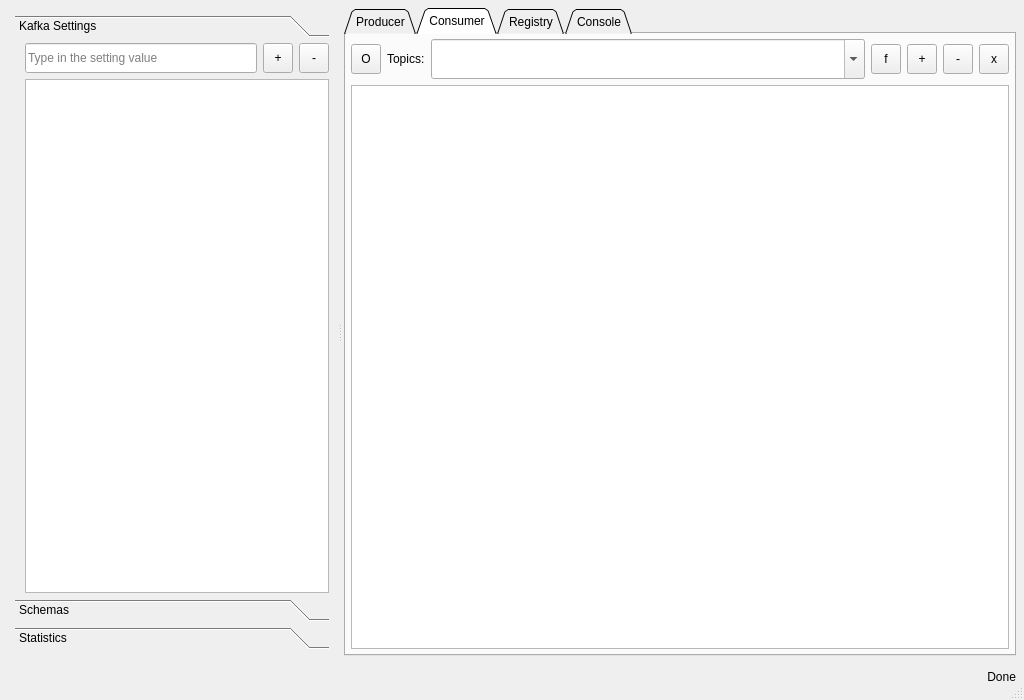
This is modules/kafman/src/main/kafman/resources/forms/main_qt_view.ui in yorevs/hspylib as Qt 5 draws it before an edit. The edited form follows.
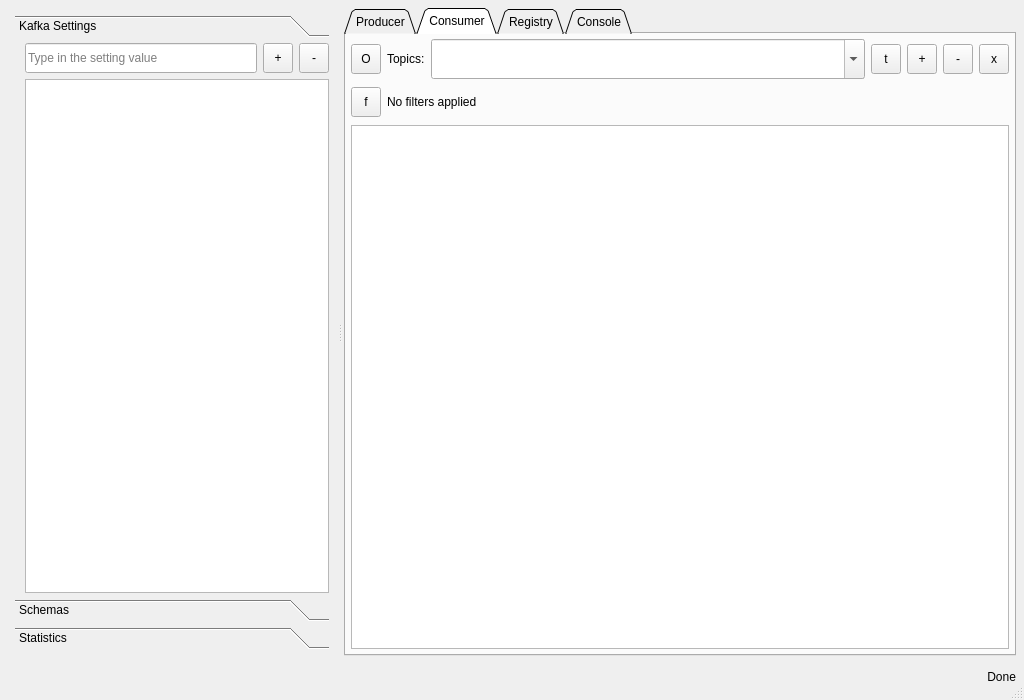
This is the edited form. Custom widgets are drawn as their Qt base class.

Patch:
```diff
--- a/modules/kafman/src/main/kafman/resources/forms/main_qt_view.ui
+++ b/modules/kafman/src/main/kafman/resources/forms/main_qt_view.ui
@@ -1801,7 +1801,7 @@
                 <string>Add topic to the list</string>
                </property>
                <property name="text">
-                <string>f</string>
+                <string>t</string>
                </property>
                <property name="iconSize">
                 <size>
@@ -1813,6 +1813,65 @@
              </item>
             </layout>
            </item>
+           <item>
+            <widget class="QFrame" name="frame">
+             <property name="frameShape">
+              <enum>QFrame::NoFrame</enum>
+             </property>
+             <property name="frameShadow">
+              <enum>QFrame::Plain</enum>
+             </property>
+             <layout class="QHBoxLayout" name="horizontalLayout">
+              <property name="leftMargin">
+               <number>0</number>
+              </property>
+              <property name="topMargin">
+               <number>2</number>
+              </property>
+              <property name="rightMargin">
+               <number>2</number>
+              </property>
+              <property name="bottomMargin">
+               <number>2</number>
+              </property>
+              <item>
+               <widget class="QToolButton" name="tbtn_cons_filters">
+                <property name="minimumSize">
+                 <size>
+                  <width>30</width>
+                  <height>30</height>
+                 </size>
+                </property>
+                <property name="maximumSize">
+                 <size>
+                  <width>30</width>
+                  <height>30</height>
+                 </size>
+                </property>
+                <property name="toolTip">
+                 <string>Add a message filter</string>
+                </property>
+                <property name="text">
+                 <string>f</string>
+                </property>
+                <property name="iconSize">
+                 <size>
+                  <width>24</width>
+                  <height>24</height>
+                 </size>
+                </property>
+               </widget>
+              </item>
+              <item>
+               <widget class="QLabel" name="lbl_cons_filters">
+                <property name="text">
+                 <string>No filters applied</string>
+                </property>
+               </widget>
+              </item>
+             </layout>
+            </widget>
+           </item>
            <item>
             <widget class="HTableView" name="tbl_consumer">
              <property name="contextMenuPolicy">
```
